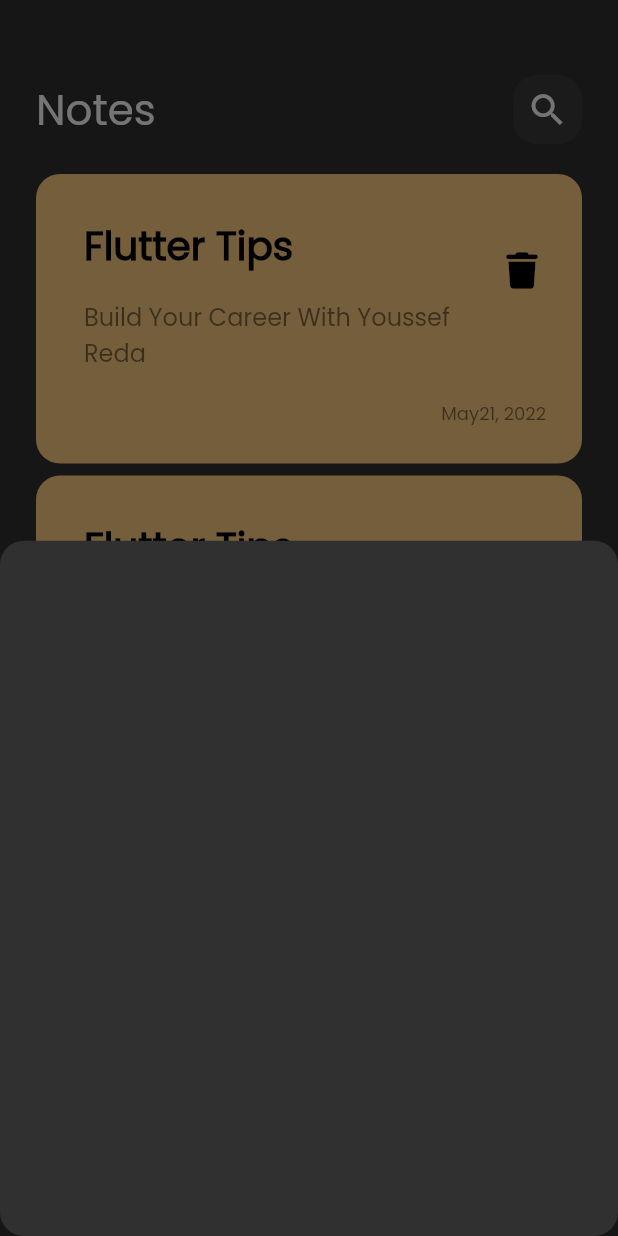
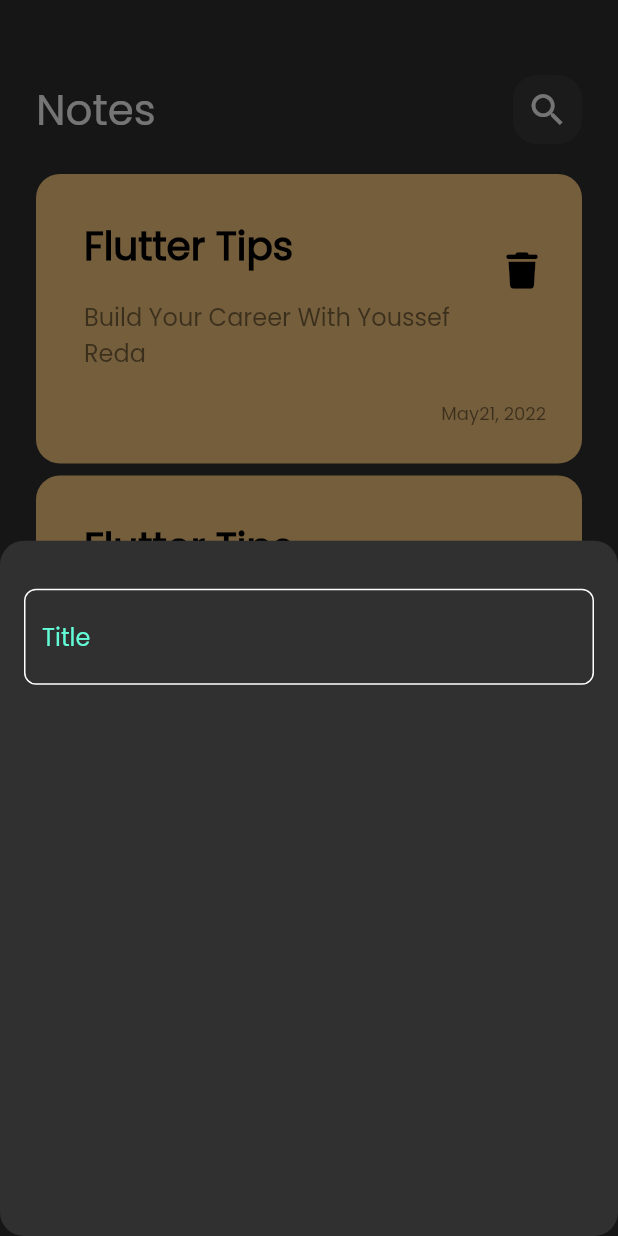
Before and after one commit to YoussefReda-YRM/notes_app, a Flutter app: the screen it shows after launch, after a tap on the "add" icon, on a phone screen of 412 x 824 dp. Run offline on Flutter 3.47's test engine with Material 2 defaults, Android fonts, the phone set to English and light mode, and no system bars; our stand-ins replace font_awesome_flutter.

Commit message:
create custom text field

```diff
--- /dev/null
+++ b/lib/constants.dart
@@ -0,0 +1,3 @@
+import 'package:flutter/material.dart';
+
+const kPrimaryColor = Color(0xff62FCD7);
--- a/lib/widgets/add_note_bottom_sheet.dart
+++ b/lib/widgets/add_note_bottom_sheet.dart
@@ -1,10 +1,19 @@
 import 'package:flutter/material.dart';
+import 'package:notes_app/widgets/custom_text_field.dart';
 
 class AddNoteBottomSheet extends StatelessWidget {
   const AddNoteBottomSheet({Key? key}) : super(key: key);
 
   @override
   Widget build(BuildContext context) {
-    return Container();
+    return Padding(
+      padding: const EdgeInsets.symmetric(horizontal: 16),
+      child: Column(
+        children: const[
+          SizedBox(height: 32,),
+          CustomTextField(),
+        ],
+      ),
+    );
   }
 }
--- /dev/null
+++ b/lib/widgets/custom_text_field.dart
@@ -0,0 +1,32 @@
+import 'package:flutter/material.dart';
+import 'package:notes_app/constants.dart';
+
+class CustomTextField extends StatelessWidget {
+  const CustomTextField({Key? key}) : super(key: key);
+
+  @override
+  Widget build(BuildContext context) {
+    return TextField(
+      cursorColor: kPrimaryColor,
+      decoration: InputDecoration(
+        hintText: 'Title',
+        hintStyle: TextStyle(
+          color: kPrimaryColor,
+        ),
+        border: buildBorder(),
+        enabledBorder: buildBorder(),
+        focusedBorder: buildBorder(kPrimaryColor),
+      ),
+    );
+  }
+
+  OutlineInputBorder buildBorder([color])
+  {
+    return OutlineInputBorder(
+      borderRadius: BorderRadius.circular(8),
+      borderSide: BorderSide(
+        color: color?? Colors.white,
+      ),
+    );
+  }
+}
```
